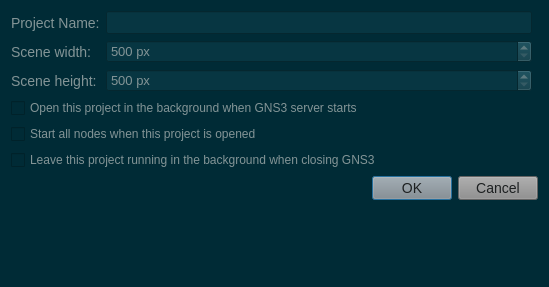
The window that gns3-gui-2.1.4/gns3/ui/edit_project_dialog.ui (n3oxmind/gns3theme) describes before a commit, drawn with Qt 5.
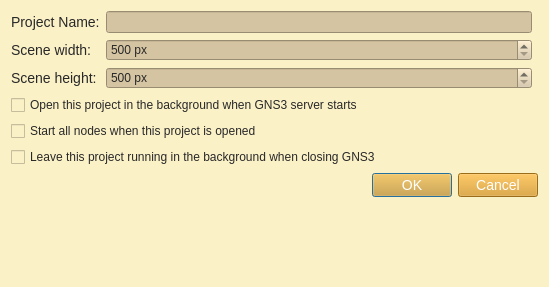
The same window after the commit.

Patch:
```diff
--- a/gns3-gui-2.1.4/gns3/ui/edit_project_dialog.ui
+++ b/gns3-gui-2.1.4/gns3/ui/edit_project_dialog.ui
@@ -18,27 +18,26 @@
   </property>
   <property name="styleSheet">
    <string notr="true">QWidget{
-	background-color: #002b36;
+	background-color: #fbf1c7;
 }
 QMenuBar::item{
-	background-color: #002b36;
+	background-color: #fbf1c7;
 }
 QDockWidget::title{
-	background: #073642;
+	background: #d5c4a1;
 	padding-left: 5px;
 }
 QDockWidget, QMenuBar{
-    color: #839496;
+    color: #282828;
     font: bold 14px;
 }
 QTextEdit, QPlainTextEdit, QLineEdit, QSpinBox, QComboBox {
-  background-color: #073642;
-  font: 13px;
-  color: #839496;
+  background-color: #d5c4a1;
+  color: #282828;
 }
 QTextEdit#uiConsoleTextEdit {
-  background-color: #002b36;
-  color: #839496;
+  background-color: #fbf1c7;
+  color: #282828;
   font: 13px;
 }
 QTabWidget {
@@ -46,84 +45,84 @@
 	border-top: 2px;
 }
 QTabBar::tab {
-    background: #073642;
-    color: #839496;
+    background: #d5c4a1;
+    color: #282828;
     min-width: 8ex;
     padding: 2px;
 	border-top-right-radius: 6px;
 	border-top-left-radius: 6px;
 }
 QTabBar::tab:selected {
-    background: #8a8a8a;
-	color: #1d2021;
+    background: #458588;
+	color: #FFFFFF;
 }
 QGroupBox {
-    color: #808080;
+    color: #076678;
     font: 14px;
     padding: 15px;
     border-style: none;
 }
 QMainWindow::separator {
-	background: #073642;
+	background: #d5c4a1;
 	width: 1px;
 	height: 1px;
 }
 QComboBox {
-	selection-background-color: #d75f00;
-	selection-color: #1c1c1c;
+	selection-background-color: #458588;
+	selection-color: #FFFFFF;
 }
 
 QToolBar{
-	background: #073642;
+	background: #d5c4a1;
 	border: 0px;
 }
 QPushButton {
-	background-color: #8a8a8a;
-    color: #1d2021;
+	background-color: #d79921;
+    color: #FFFFFF;
 	font: 14px;
 }
 QToolButton {
-	background-color: #8a8a8a;
-    color: #1d2021;
+	background-color: #d79921;
+    color: #FFFFFF;
 	font: 14px;
 }
 QTreeWidget, QListWidget {
-	background-color: #002b36;
-	color: #839496;
-    alternate-background-color: #073642;
+	background-color: #fbf1c7;
+	color: #282828;
+    alternate-background-color: #d5c4a1; 
 	font: 14px;
 }
 QTreeWidget#uiTreeWidget {
-	background-color: #073642;
-	color: #839496;
+	background-color: #d5c4a1;
+	color: #282828;
 	font: bold 16px;
 }
 QTreeWidget::item:selected, QTreeWidget::item:hover, QMenu::item:selected,QToolButton::hover,QPushButton::hover,QTabBar::tab:hover {
-	background-color: #d75f00;
-	color: #1c1c1c;
+	background-color: #458588;
+	color: #FFFFFF;
 }
 QMenu {
 	background-color: #002b36;
     color: #839496;
 }
 QLabel {
-	color: #839496;
+	color: #282828;
 	font: 14px;
 }
 QLabel#uiTitleLabel {
-	color: #839496;
+	color: #282828;
 	font: bold 16px;
 }
 
 QAbstractScrollArea::corner {
-    background: #002b36;
+    background: #fbf1c7;
 }
 QScrollBar::handle:horizontal {
-    background: #073642;
+    background: #d5c4a1;
     min-width: 20px;
 }
 QScrollBar::handle:vertical {
-    background: #073642;
+    background: #d5c4a1;
     min-width: 20px;
 }
 QScrollBar:vertical {
@@ -142,12 +141,12 @@
   background: none
 }
 QStatusBar {
-	background-color: #073642;
-	color: #839496;
+	background-color: #d5c4a1;
+	color: #282828;
 }
 
 QRadioButton, QCheckBox {
-  color: #839496;
+  color: #282828;
 }
 QRadioButton::disabled, QCheckBox::disabled {
   color: gray;
```
Left out of the diff: 4 changed lines with no effect on the pictures.
